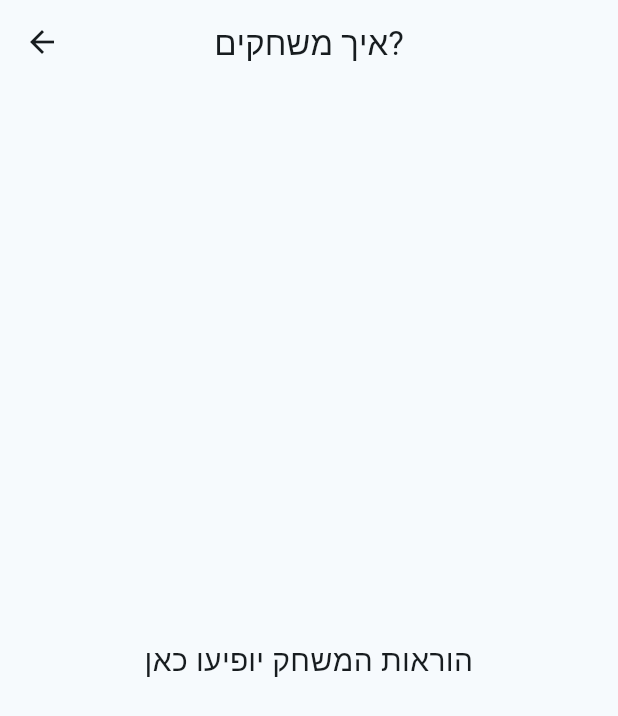
After one commit to ashovalcom-commits/movenn_app, a Flutter app: the screen it shows after launch, after a tap on "איך משחקים?", on a phone screen of 412 x 824 dp. The commit adds this screen. Shown: the top 716 px of the screen. Run offline on Flutter 3.47's test engine with Material 3 defaults, Android fonts, the phone set to English and light mode, and no system bars; our stand-ins replace audioplayers; Roboto replaces fonts that are missing (Assistant).

Commit message:
sounds + score shown  during the game + opening screen instructions placeholder

```diff
--- /dev/null
+++ b/lib/home_screen.dart
@@ -0,0 +1,78 @@
+import 'package:flutter/material.dart';
+import 'main.dart';
+import 'instructions_screen.dart';
+
+class HomeScreen extends StatelessWidget {
+  const HomeScreen({super.key});
+
+  @override
+  Widget build(BuildContext context) {
+    return Scaffold(
+      body: Center(
+        child: Padding(
+          padding: const EdgeInsets.symmetric(horizontal: 40),
+          child: Column(
+            mainAxisAlignment: MainAxisAlignment.center,
+            children: [
+              // Logo placeholder
+              Container(
+                width: 180,
+                height: 180,
+                decoration: BoxDecoration(
+                  color: Colors.blueGrey.shade100,
+                  borderRadius: BorderRadius.circular(24),
+                ),
+                child: const Center(
+                  child: Text(
+                    'MOVENN',
+                    style: TextStyle(
+                      fontSize: 32,
+                      fontWeight: FontWeight.bold,
+                      color: Colors.blueGrey,
+                    ),
+                  ),
+                ),
+              ),
+
+              const SizedBox(height: 60),
+
+              SizedBox(
+                width: double.infinity,
+                height: 56,
+                child: ElevatedButton(
+                  onPressed: () {
+                    Navigator.of(context).push(
+                      MaterialPageRoute(builder: (_) => const GameScreen()),
+                    );
+                  },
+                  style: ElevatedButton.styleFrom(
+                    textStyle: const TextStyle(fontSize: 20),
+                  ),
+                  child: const Text('התחל משחק'),
+                ),
+              ),
+
+              const SizedBox(height: 16),
+
+              SizedBox(
+                width: double.infinity,
+                height: 56,
+                child: OutlinedButton(
+                  onPressed: () {
+                    Navigator.of(context).push(
+                      MaterialPageRoute(builder: (_) => const InstructionsScreen()),
+                    );
+                  },
+                  style: OutlinedButton.styleFrom(
+                    textStyle: const TextStyle(fontSize: 20),
+                  ),
+                  child: const Text('איך משחקים?'),
+                ),
+              ),
+            ],
+          ),
+        ),
+      ),
+    );
+  }
+}
--- /dev/null
+++ b/lib/instructions_screen.dart
@@ -0,0 +1,25 @@
+import 'package:flutter/material.dart';
+
+class InstructionsScreen extends StatelessWidget {
+  const InstructionsScreen({super.key});
+
+  @override
+  Widget build(BuildContext context) {
+    return Scaffold(
+      appBar: AppBar(
+        title: const Text('איך משחקים?'),
+        centerTitle: true,
+      ),
+      body: const Padding(
+        padding: EdgeInsets.all(24.0),
+        child: Center(
+          child: Text(
+            'הוראות המשחק יופיעו כאן',
+            style: TextStyle(fontSize: 20),
+            textAlign: TextAlign.center,
+          ),
+        ),
+      ),
+    );
+  }
+}
--- a/pubspec.yaml
+++ b/pubspec.yaml
@@ -34,6 +34,7 @@ dependencies:
   # The following adds the Cupertino Icons font to your application.
   # Use with the CupertinoIcons class for iOS style icons.
   cupertino_icons: ^1.0.8
+  audioplayers: ^6.1.0
 
 dev_dependencies:
   flutter_test:
```
Also changed, not shown: lib/game_config.dart (+4 -10 lines), lib/main.dart (+30 -20 lines), lib/sound_manager.dart (added, +146 -0 lines), pubspec.lock, 8 other files.
